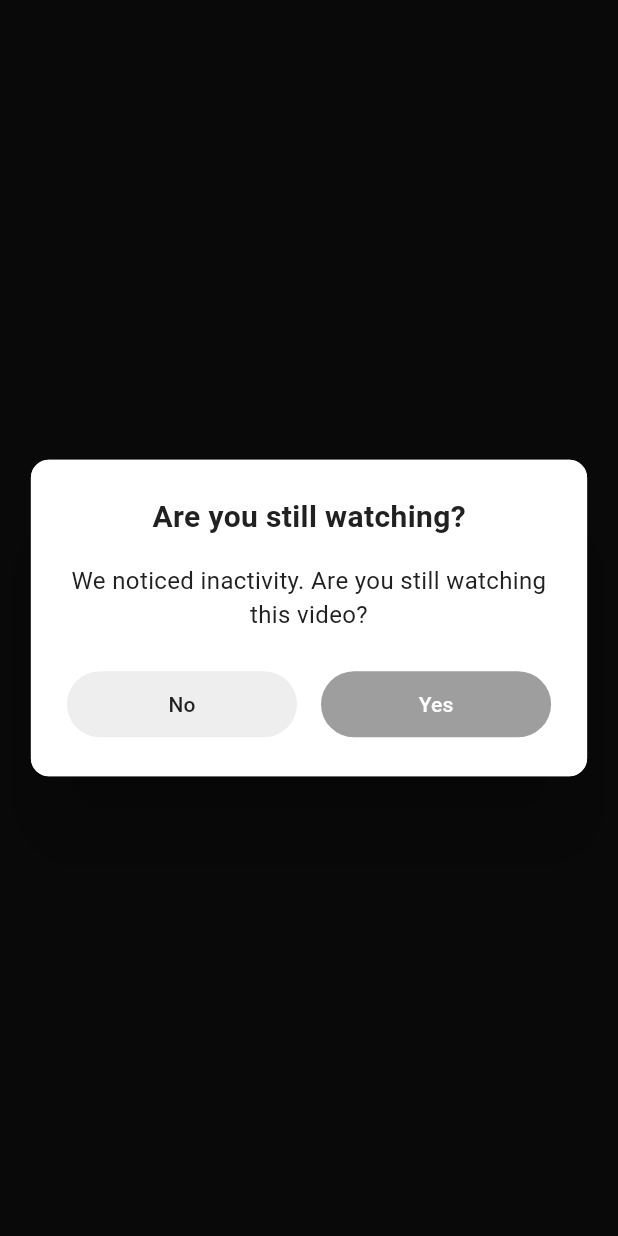
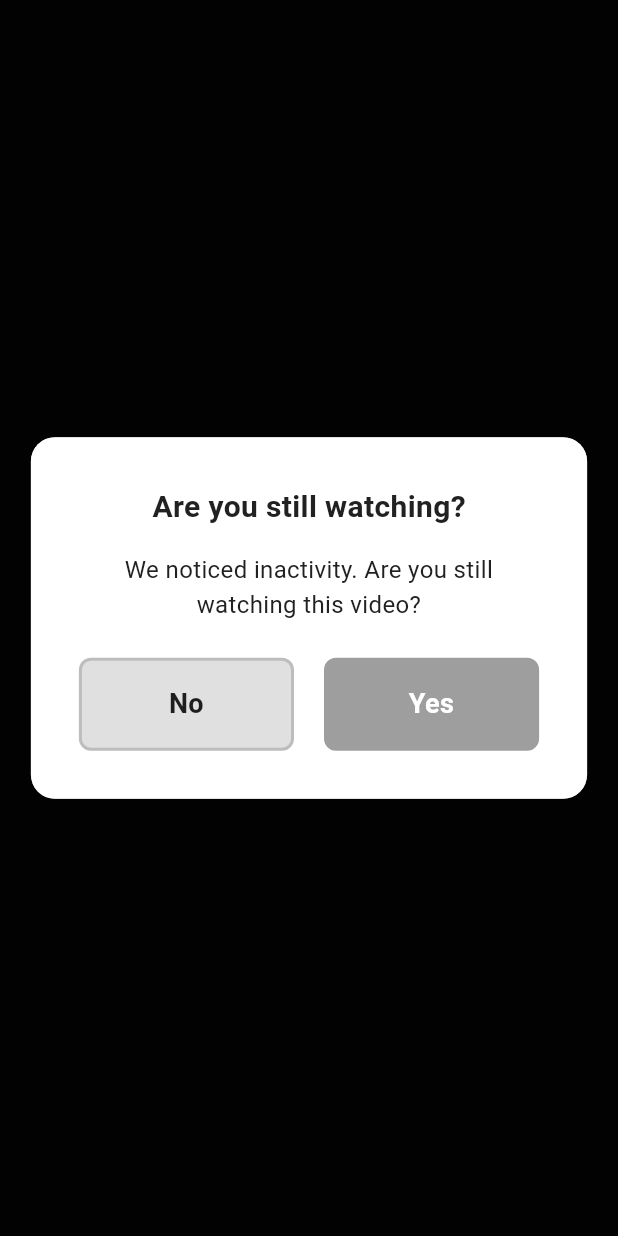
Before and after one commit to jasskhinda/compassionate-caregivers-app, a Flutter app: what showStillWatchingDialog() shows on an empty page, opened directly, on a phone screen of 412 x 824 dp. Run offline on Flutter 3.47's test engine with Material 3 defaults, Android fonts, the phone set to English and light mode, and no system bars; our stand-ins replace animated_splash_screen, audioplayers, cached_network_image, cloud_firestore, cloud_functions, dio and 14 more; missing offline and left inert: dart:html, flutter_inappwebview, flutter_sound; accounts and stored records are empty; network calls fail; project files that could hold a hidden picture were left out.

Commit message:
Implement aggressive web-specific dialog interaction fixes
- Added HTML-level dialog blocker with z-index 9999
- Enhanced Vimeo player disable functions with iframe and blocker control
- Redesigned dialog with Scaffold wrapper and stronger barriers
- Replaced TextButton with GestureDetector for more reliable touch handling
- Added comprehensive console logging for debugging web interactions
- Increased elevation and shadow effects for dialog prominence

Web-specific fixes for iframe pointer event blocking and dialog clickability

🤖 Generated with [Claude Code](https://claude.ai/code)

Co-Authored-By: Claude <noreply@anthropic.com>

```diff
--- a/lib/component/other/show_still_watching_dialog.dart
+++ b/lib/component/other/show_still_watching_dialog.dart
@@ -10,16 +10,16 @@ Future<bool?> showStillWatchingDialog(BuildContext context) async {
     context: context,
     barrierDismissible: false,
     useRootNavigator: true, // Show above all content including video players
-    barrierColor: Colors.black.withOpacity(0.8), // Strong barrier
+    barrierColor: Colors.black.withOpacity(0.9), // Very strong barrier
     builder: (BuildContext dialogContext) {
       return PopScope(
         canPop: false,
-        child: Material(
-          type: MaterialType.transparency,
-          child: Container(
+        child: Scaffold(
+          backgroundColor: Colors.transparent,
+          body: Container(
             width: double.infinity,
             height: double.infinity,
-            color: Colors.black.withOpacity(0.8),
+            color: Colors.black.withOpacity(0.9),
             child: Center(
               child: Container(
                 constraints: BoxConstraints(
@@ -27,13 +27,20 @@ Future<bool?> showStillWatchingDialog(BuildContext context) async {
                   maxHeight: MediaQuery.of(context).size.height * 0.8,
                 ),
                 child: Material(
-                  elevation: 24,
-                  borderRadius: BorderRadius.circular(12),
+                  elevation: 50, // Even higher elevation
+                  borderRadius: BorderRadius.circular(16),
                   child: Container(
-                    padding: const EdgeInsets.all(24),
+                    padding: const EdgeInsets.all(32),
                     decoration: BoxDecoration(
                       color: Colors.white,
-                      borderRadius: BorderRadius.circular(12),
+                      borderRadius: BorderRadius.circular(16),
+                      boxShadow: [
+                        BoxShadow(
+                          color: Colors.black.withOpacity(0.3),
+                          blurRadius: 20,
+                          spreadRadius: 5,
+                        ),
+                      ],
                     ),
                     child: Column(
                       mainAxisSize: MainAxisSize.min,
@@ -56,32 +63,56 @@ Future<bool?> showStillWatchingDialog(BuildContext context) async {
                           mainAxisAlignment: MainAxisAlignment.spaceEvenly,
                           children: [
                             Expanded(
-                              child: TextButton(
-                                onPressed: () async {
+                              child: GestureDetector(
+                                onTap: () async {
+                                  print('No button tapped!');
                                   await _enableVideoInteraction();
                                   Navigator.of(dialogContext).pop(false);
                                 },
-                                style: TextButton.styleFrom(
-                                  padding: const EdgeInsets.symmetric(vertical: 12),
-                                  backgroundColor: Colors.grey[200],
-                                  foregroundColor: Colors.black87,
+                                child: Container(
+                                  padding: const EdgeInsets.symmetric(vertical: 16),
+                                  decoration: BoxDecoration(
+                                    color: Colors.grey[300],
+                                    borderRadius: BorderRadius.circular(8),
+                                    border: Border.all(color: Colors.grey[400]!, width: 2),
+                                  ),
+                                  child: const Text(
+                                    "No",
+                                    textAlign: TextAlign.center,
+                                    style: TextStyle(
+                                      fontSize: 18,
+                                      fontWeight: FontWeight.bold,
+                                      color: Colors.black87,
+                                    ),
+                                  ),
                                 ),
-                                child: const Text("No"),
                               ),
                             ),
-                            const SizedBox(width: 16),
+                            const SizedBox(width: 20),
                             Expanded(
-                              child: TextButton(
-                                onPressed: () async {
+                              child: GestureDetector(
+                                onTap: () async {
+                                  print('Yes button tapped!');
                                   await _enableVideoInteraction();
                                   Navigator.of(dialogContext).pop(true);
                                 },
-                                style: TextButton.styleFrom(
-                                  padding: const EdgeInsets.symmetric(vertical: 12),
-                                  backgroundColor: AppUtils.getColorScheme(context).primary,
-                                  foregroundColor: Colors.white,
+                                child: Container(
+                                  padding: const EdgeInsets.symmetric(vertical: 16),
+                                  decoration: BoxDecoration(
+                                    color: AppUtils.getColorScheme(context).primary,
+                                    borderRadius: BorderRadius.circular(8),
+                                    border: Border.all(color: AppUtils.getColorScheme(context).primary, width: 2),
+                                  ),
+                                  child: const Text(
+                                    "Yes",
+                                    textAlign: TextAlign.center,
+                                    style: TextStyle(
+                                      fontSize: 18,
+                                      fontWeight: FontWeight.bold,
+                                      color: Colors.white,
+                                    ),
+                                  ),
                                 ),
-                                child: const Text("Yes"),
                               ),
                             ),
                           ],
--- a/lib/services/video_interaction_service.dart
+++ b/lib/services/video_interaction_service.dart
@@ -38,6 +38,9 @@ class VideoInteractionService {
             // Method 1: Use existing function if available
             if (window.disableVideoInteraction) {
               window.disableVideoInteraction();
+              console.log('🚫 Called window.disableVideoInteraction()');
+            } else {
+              console.log('⚠️ window.disableVideoInteraction not found!');
             }
 
             // Method 2: Direct DOM manipulation as fallback
@@ -103,6 +106,9 @@ class VideoInteractionService {
             // Method 1: Use existing function if available
             if (window.enableVideoInteraction) {
               window.enableVideoInteraction();
+              console.log('✅ Called window.enableVideoInteraction()');
+            } else {
+              console.log('⚠️ window.enableVideoInteraction not found!');
             }
 
             // Method 2: Direct DOM manipulation as fallback
```
Also changed, not shown: lib/presentation/main/bottomBarScreens/library/category/vimeo_video_screen.dart (+46 -2 lines).
